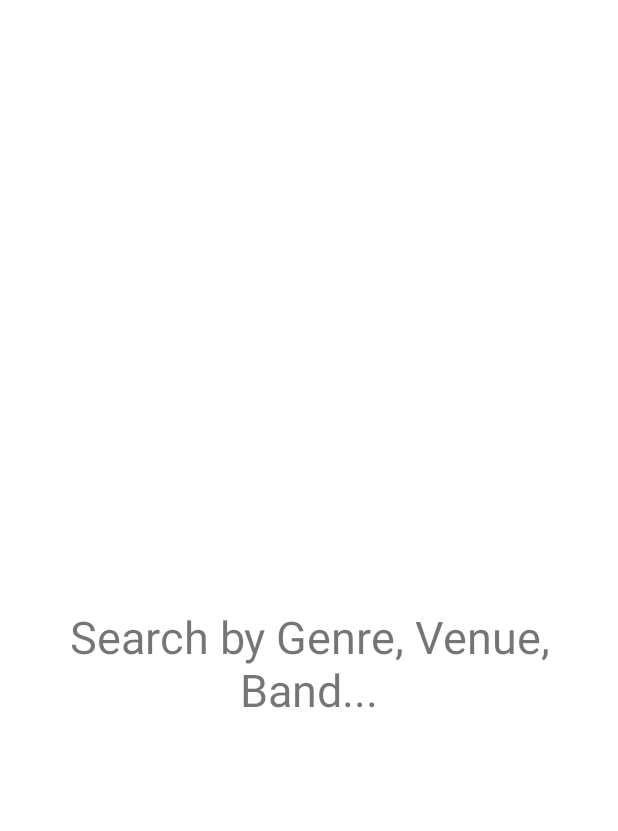
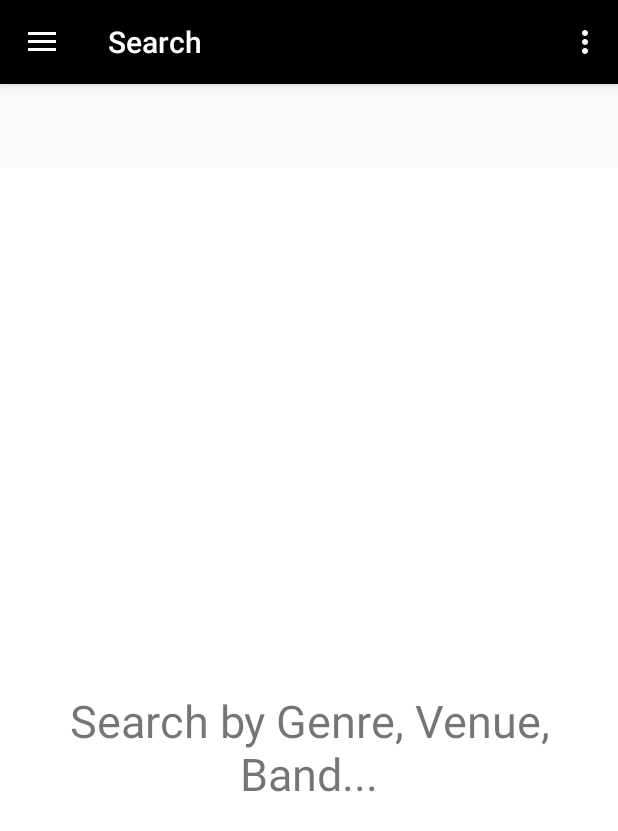
Before and after one commit to KanyonWyman/ConcertFinder, an Android app: the screen it shows after launch (MainActivity), after a tap on "Search", on a phone screen of 412 x 824 dp. Shown: the top 831 px of the screen. Run offline under Robolectric (Android 15) with nearby library versions, the light colour scheme and no system bars; 1 other tap on this screen came first.

Commit message:
updated fragments

```diff
--- a/app/src/main/java/cnm/edu/deepdive/concertfinder/controller/MainActivity.java
+++ b/app/src/main/java/cnm/edu/deepdive/concertfinder/controller/MainActivity.java
@@ -2,7 +2,9 @@
 
 import android.os.Bundle;
 import android.preference.TwoStatePreference;
+import android.support.annotation.NonNull;
 import android.support.design.widget.NavigationView;
+import android.support.v4.app.FragmentTransaction;
 import android.support.v4.view.GravityCompat;
 import android.support.v4.widget.DrawerLayout;
 import android.support.v7.app.ActionBarDrawerToggle;
@@ -10,6 +12,8 @@
 import android.support.v7.widget.Toolbar;
 import android.view.Menu;
 import android.view.MenuItem;
+import android.view.View;
+import android.widget.TextView;
 import android.widget.Toast;
 import cnm.edu.deepdive.concertfinder.R;
 
@@ -37,7 +41,12 @@
 
     if (savedInstanceState == null) {
     }
-  }
+
+    getSupportFragmentManager().beginTransaction().replace(R.id.fragment_layout, new SearchFragment()).commit();
+
+    }
+
+
 
 
   @Override
@@ -68,16 +77,16 @@
 
   @SuppressWarnings("StatementWithEmptyBody")
   @Override
-  public boolean onNavigationItemSelected(MenuItem item) {
+  public boolean onNavigationItemSelected(@NonNull MenuItem item) {
     switch (item.getItemId()) {
       case R.id.nav_search:
-        getSupportFragmentManager().beginTransaction().replace(R.id.drawer_layout, new SearchFragment()).commit();
+        getSupportFragmentManager().beginTransaction().replace(R.id.fragment_layout, new SearchFragment()).commit();
         break;
       case R.id.nav_gallery:
-        getSupportFragmentManager().beginTransaction().replace(R.id.drawer_layout, new ShowsFragment()).commit();
+        getSupportFragmentManager().beginTransaction().replace(R.id.fragment_layout, new ShowsFragment()).commit();
         break;
       case R.id.nav_event:
-        getSupportFragmentManager().beginTransaction().replace(R.id.drawer_layout, new EventsFragment()).commit();
+        getSupportFragmentManager().beginTransaction().replace(R.id.fragment_layout, new EventsFragment()).commit();
         break;
       case R.id.nav_share:
         Toast.makeText(this, "Share", Toast.LENGTH_SHORT).show();
--- a/app/src/main/res/layout/content_main.xml
+++ b/app/src/main/res/layout/content_main.xml
@@ -9,6 +9,16 @@
   tools:context=".controller.MainActivity"
   tools:showIn="@layout/app_bar_main">
 
+  <FrameLayout
+    android:id="@+id/fragment_layout"
+    android:layout_width="match_parent"
+    android:layout_height="match_parent"/>
+
+  <android.support.v4.view.ViewPager
+    android:layout_width="match_parent"
+    android:layout_height="match_parent"
+    app:layout_behavior="@string/appbar_scrolling_view_behavior"/>
+
   <TextView
     android:layout_width="wrap_content"
     android:layout_height="wrap_content"
--- a/app/src/main/res/layout/fragment_search.xml
+++ b/app/src/main/res/layout/fragment_search.xml
@@ -1,7 +1,7 @@
 <?xml version="1.0" encoding="utf-8"?>
 
 <android.support.v4.widget.DrawerLayout
-  android:id="@+id/drawer_layout"
+  android:id="@+id/fragment_drawer"
   android:layout_width="match_parent"
   android:layout_height="match_parent"
   xmlns:android="http://schemas.android.com/apk/res/android"
@@ -10,26 +10,27 @@
   <LinearLayout
     android:layout_width="match_parent"
     android:layout_height="match_parent"
-    android:orientation="vertical">
+    android:orientation="vertical"/>
 
-    <include layout="@layout/content_main"/>
+  <LinearLayout
+    android:layout_width="match_parent"
+    android:layout_height="wrap_content">
+    <include
+      layout="@layout/content_main"
+      android:layout_width="match_parent"
+      android:layout_height="match_parent" />
 
-    <android.support.v7.widget.Toolbar
-      android:id="@+id/toolbar"
-      android:layout_width="match_parent"
-      android:layout_height="wrap_content"
-      android:minHeight="?attr/actionBarSize"
-      android:background="?attr/colorPrimary"
-      app:theme="@style/ThemeOverlay.AppCompat.Dark.ActionBar"
-      app:popupTheme="@style/ThemeOverlay.AppCompat.Light"/>
+
   </LinearLayout>
+
 <FrameLayout xmlns:android="http://schemas.android.com/apk/res/android"
-  xmlns:tools="http://schemas.android.com/tools"
+  android:id="@+id/main_content"
   app:layout_behavior="@string/appbar_scrolling_view_behavior"
   android:layout_width="match_parent"
   android:layout_height="match_parent"
   android:paddingTop="30dp"
-  android:background="@android:color/white">
+  android:background="@android:color/white"
+  android:layout_marginTop="?attr/actionBarSize">
 
   <TextView
     android:layout_width="match_parent"
```
Also changed, not shown: app/src/main/res/layout/fragment_events.xml (+26 -3 lines), app/src/main/res/layout/fragment_shows.xml (+26 -3 lines).
